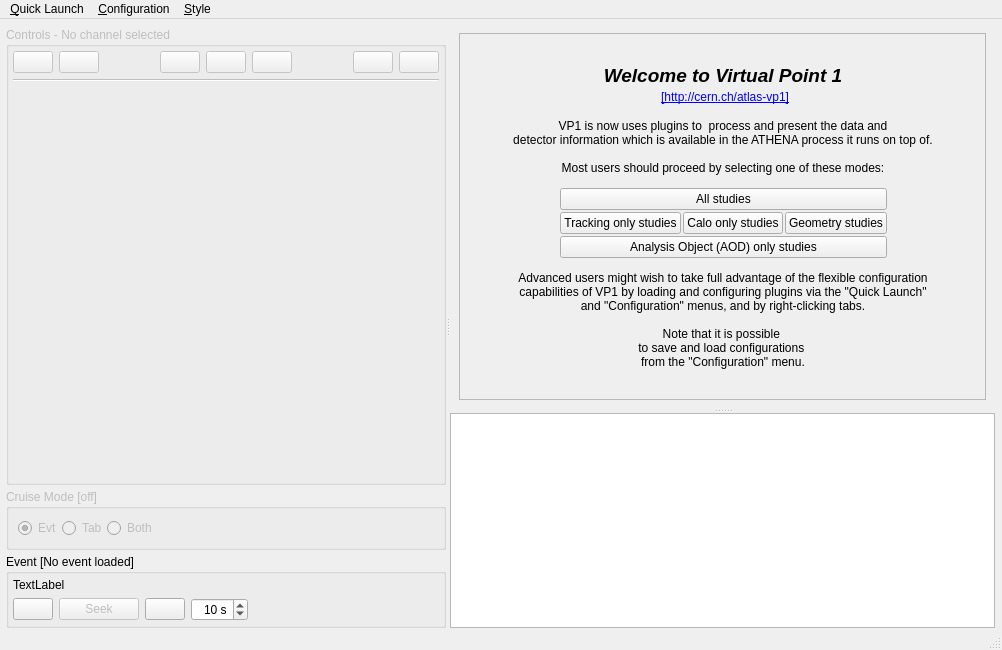
Old version of the form graphics/VP1/VP1Gui/src/vp1mainwindow.ui in the repository rolandjansky/athena.
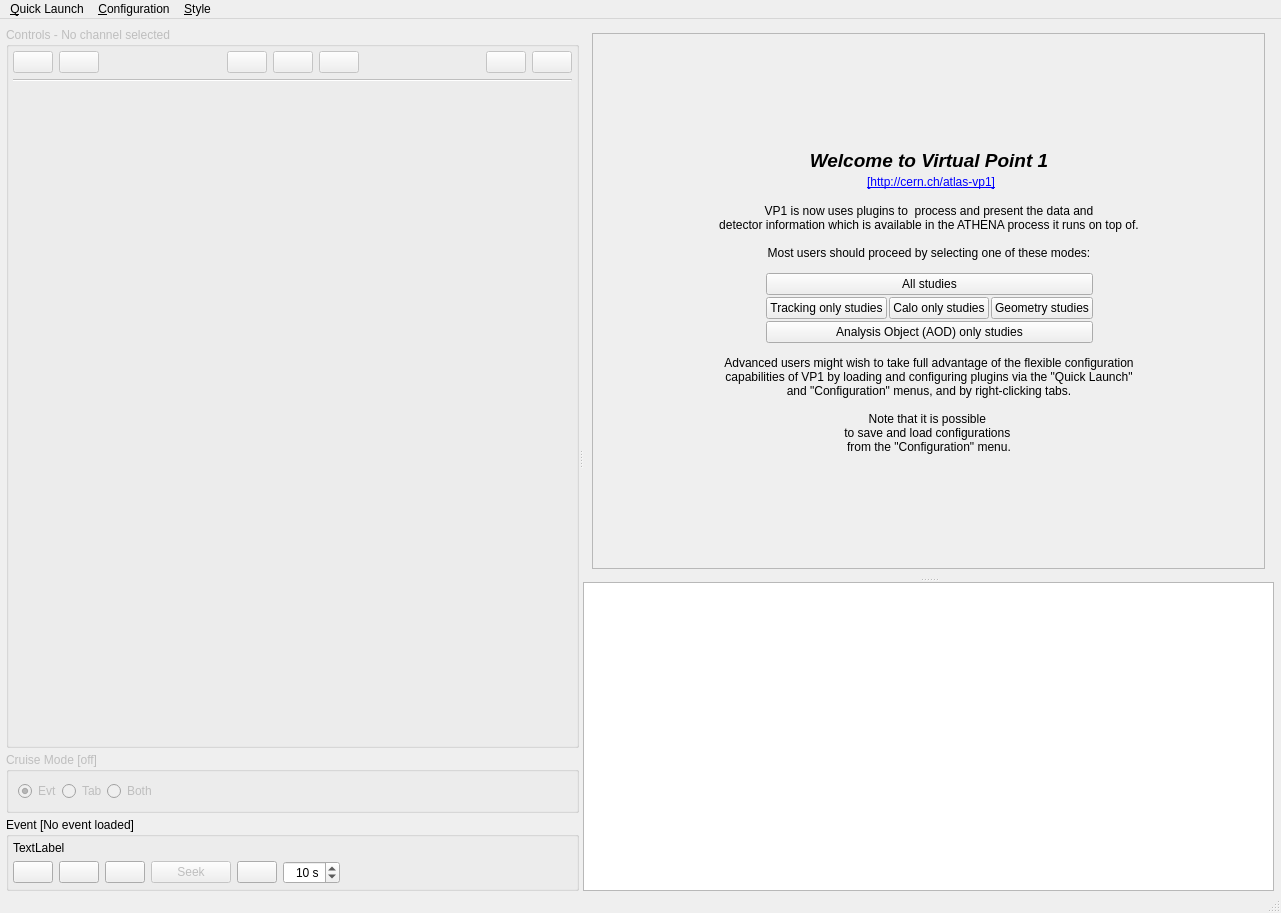
New version of the form. Icons and pictures are not drawn. Custom widgets are drawn as their Qt base class.

Diff of the .ui file:
```diff
--- a/graphics/VP1/VP1Gui/src/vp1mainwindow.ui
+++ b/graphics/VP1/VP1Gui/src/vp1mainwindow.ui
@@ -6,8 +6,8 @@
    <rect>
     <x>0</x>
     <y>0</y>
-    <width>1002</width>
-    <height>650</height>
+    <width>1281</width>
+    <height>913</height>
    </rect>
   </property>
   <property name="windowTitle">
@@ -336,6 +336,30 @@
              </item>
              <item>
               <layout class="QHBoxLayout" name="horizontalLayout_3">
+              <item>
+                <widget class="QPushButton" name="pushButton_previousevent">
+                 <property name="toolTip">
+                  <string>Go back to previous event [Ctrl-P]</string>
+                 </property>
+                 <property name="text">
+                  <string/>
+                 </property>
+                 <property name="icon">
+                  <iconset resource="../src/vp1.qrc">
+                   <normaloff>:/vp1/icons/icons/back_32x32.png</normaloff>:/vp1/icons/icons/back_32x32.png</iconset>
+                 </property>
+                </widget>
+               </item>
+               <item>
+                <widget class="QPushButton" name="pushButton_eventselect">
+                 <property name="toolTip">
+                  <string>Select an event in the current AOD file.</string>
+                 </property>
+                 <property name="enabled">
+                  <bool>true</bool>
+                 </property>
+                </widget>
+               </item>
                <item>
                 <widget class="QPushButton" name="pushButton_nextevent">
                  <property name="toolTip">
@@ -706,22 +730,21 @@
          <string>&lt;!DOCTYPE HTML PUBLIC &quot;-//W3C//DTD HTML 4.0//EN&quot; &quot;http://www.w3.org/TR/REC-html40/strict.dtd&quot;&gt;
 &lt;html&gt;&lt;head&gt;&lt;meta name=&quot;qrichtext&quot; content=&quot;1&quot; /&gt;&lt;style type=&quot;text/css&quot;&gt;
 p, li { white-space: pre-wrap; }
-&lt;/style&gt;&lt;/head&gt;&lt;body style=&quot; font-family:'Sans Serif'; font-size:9pt; font-weight:400; font-style:normal;&quot;&gt;
+&lt;/style&gt;&lt;/head&gt;&lt;body style=&quot; font-family:'Cantarell'; font-size:11pt; font-weight:400; font-style:normal;&quot;&gt;
 &lt;table border=&quot;0&quot; style=&quot;-qt-table-type: root; margin-top:4px; margin-bottom:4px; margin-left:4px; margin-right:4px;&quot;&gt;
 &lt;tr&gt;
 &lt;td style=&quot;border: none;&quot;&gt;
 &lt;p style=&quot;-qt-paragraph-type:empty; margin-top:0px; margin-bottom:0px; margin-left:0px; margin-right:0px; -qt-block-indent:0; text-indent:0px;&quot;&gt;&lt;br /&gt;&lt;/p&gt;
-&lt;p style=&quot;-qt-paragraph-type:empty; margin-top:0px; margin-bottom:0px; margin-left:0px; margin-right:0px; -qt-block-indent:0; text-indent:0px;&quot;&gt;&lt;br /&gt;&lt;/p&gt;
 &lt;p style=&quot;-qt-paragraph-type:empty; margin-top:0px; margin-bottom:0px; margin-left:0px; margin-right:0px; -qt-block-indent:0; text-indent:0px; font-family:'Sans'; font-size:10pt;&quot;&gt;&lt;br /&gt;&lt;/p&gt;
-&lt;p style=&quot;-qt-paragraph-type:empty; margin-top:0px; margin-bottom:0px; margin-left:0px; margin-right:0px; -qt-block-indent:0; text-indent:0px;&quot;&gt;&lt;br /&gt;&lt;/p&gt;
-&lt;p style=&quot;-qt-paragraph-type:empty; margin-top:0px; margin-bottom:0px; margin-left:0px; margin-right:0px; -qt-block-indent:0; text-indent:0px;&quot;&gt;&lt;br /&gt;&lt;/p&gt;
+&lt;p style=&quot;-qt-paragraph-type:empty; margin-top:0px; margin-bottom:0px; margin-left:0px; margin-right:0px; -qt-block-indent:0; text-indent:0px; font-family:'Sans Serif'; font-size:9pt;&quot;&gt;&lt;br /&gt;&lt;/p&gt;
+&lt;p style=&quot;-qt-paragraph-type:empty; margin-top:0px; margin-bottom:0px; margin-left:0px; margin-right:0px; -qt-block-indent:0; text-indent:0px; font-family:'Sans Serif'; font-size:9pt;&quot;&gt;&lt;br /&gt;&lt;/p&gt;
 &lt;p style=&quot;-qt-paragraph-type:empty; margin-top:0px; margin-bottom:0px; margin-left:0px; margin-right:0px; -qt-block-indent:0; text-indent:0px; font-family:'Sans'; font-size:10pt;&quot;&gt;&lt;br /&gt;&lt;/p&gt;
 &lt;p style=&quot;-qt-paragraph-type:empty; margin-top:0px; margin-bottom:0px; margin-left:0px; margin-right:0px; -qt-block-indent:0; text-indent:0px; font-family:'Sans'; font-size:10pt;&quot;&gt;&lt;br /&gt;&lt;/p&gt;
 &lt;p style=&quot;-qt-paragraph-type:empty; margin-top:0px; margin-bottom:0px; margin-left:0px; margin-right:0px; -qt-block-indent:0; text-indent:0px; font-family:'Sans'; font-size:10pt;&quot;&gt;&lt;br /&gt;&lt;/p&gt;
 &lt;p style=&quot;-qt-paragraph-type:empty; margin-top:0px; margin-bottom:0px; margin-left:0px; margin-right:0px; -qt-block-indent:0; text-indent:0px; font-family:'Sans'; font-size:10pt;&quot;&gt;&lt;br /&gt;&lt;/p&gt;
 &lt;p style=&quot;-qt-paragraph-type:empty; margin-top:0px; margin-bottom:0px; margin-left:0px; margin-right:0px; -qt-block-indent:0; text-indent:0px; font-family:'Sans'; font-size:10pt;&quot;&gt;&lt;br /&gt;&lt;/p&gt;
 &lt;p style=&quot;-qt-paragraph-type:empty; margin-top:0px; margin-bottom:0px; margin-left:0px; margin-right:0px; -qt-block-indent:0; text-indent:0px; font-family:'Sans'; font-size:10pt;&quot;&gt;&lt;br /&gt;&lt;/p&gt;
-&lt;p style=&quot;-qt-paragraph-type:empty; margin-top:0px; margin-bottom:0px; margin-left:0px; margin-right:0px; -qt-block-indent:0; text-indent:0px;&quot;&gt;&lt;br /&gt;&lt;/p&gt;&lt;/td&gt;&lt;/tr&gt;&lt;/table&gt;&lt;/body&gt;&lt;/html&gt;</string>
+&lt;p style=&quot;-qt-paragraph-type:empty; margin-top:0px; margin-bottom:0px; margin-left:0px; margin-right:0px; -qt-block-indent:0; text-indent:0px; font-family:'Sans Serif'; font-size:9pt;&quot;&gt;&lt;br /&gt;&lt;/p&gt;&lt;/td&gt;&lt;/tr&gt;&lt;/table&gt;&lt;/body&gt;&lt;/html&gt;</string>
         </property>
         <property name="textInteractionFlags">
          <set>Qt::TextSelectableByMouse</set>
@@ -737,8 +760,8 @@
     <rect>
      <x>0</x>
      <y>0</y>
-     <width>1002</width>
-     <height>22</height>
+     <width>1281</width>
+     <height>42</height>
     </rect>
    </property>
    <widget class="QMenu" name="menuConfiguration">
```
Left out of the diff: 14 changed lines with no effect on the pictures.
